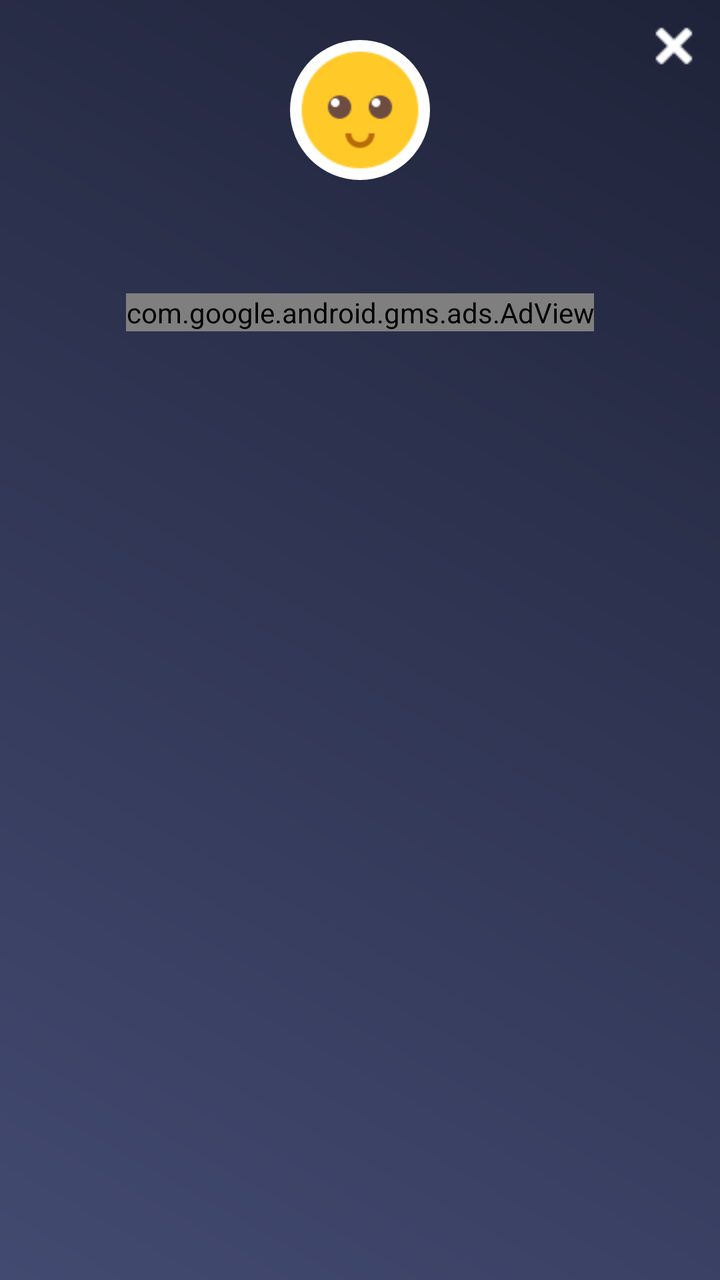
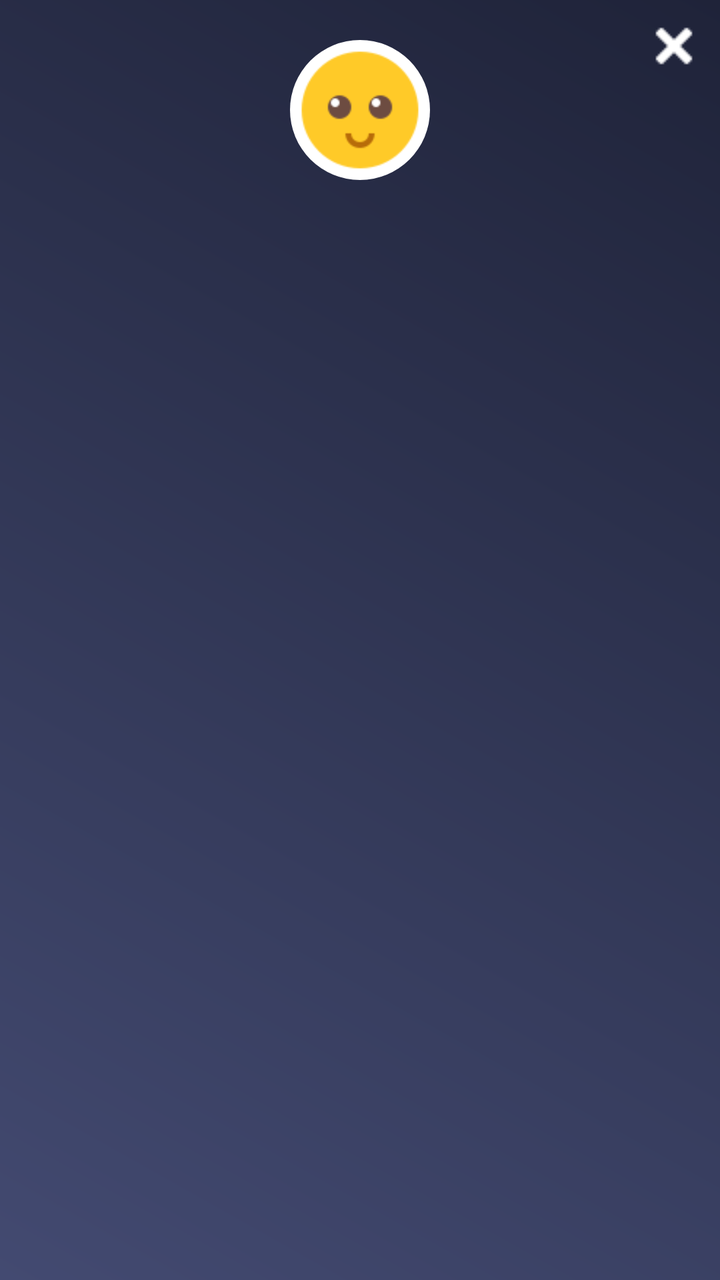

Before-and-after screenshots of an Android layout around one commit, followed by the original layout XML and the change that was made.
<!-- AndroidManifest.xml: application theme AppTheme -->
<!-- res/layout/popup_children_height_prediction.xml -->
<?xml version="1.0" encoding="utf-8"?>
<RelativeLayout xmlns:android="http://schemas.android.com/apk/res/android"
    xmlns:aapt="http://schemas.android.com/aapt"
    xmlns:app="http://schemas.android.com/apk/res-auto"
    android:layout_width="280dp"
    android:layout_height="wrap_content"
    android:background="@drawable/a1_grad"
    android:orientation="vertical">

    <ImageView
        android:id="@+id/iv_close"
        android:layout_width="wrap_content"
        android:layout_height="wrap_content"
        android:layout_alignParentRight="true"
        android:layout_gravity="top|bottom|left|right|center_vertical|fill_vertical|center_horizontal|fill_horizontal|center|fill|start|end"
        android:layout_margin="5dp"
        android:padding="5dp"
        android:src="@drawable/ic_close" />

    <ImageView
        android:id="@+id/iv_imoji"
        android:layout_width="70dp"
        android:layout_height="70dp"
        android:layout_centerHorizontal="true"
        android:layout_marginTop="20dp"
        android:background="@drawable/rounded_corner_imoji"
        android:src="@drawable/imoji_default" />

    <TextView
        android:id="@+id/tv_ans_child_predicted_Height"
        android:layout_width="match_parent"
        android:layout_height="wrap_content"
        android:layout_below="@+id/iv_imoji"
        android:layout_marginLeft="10dp"
        android:layout_marginTop="10dp"
        android:layout_marginRight="10dp"
        android:layout_marginBottom="10dp"
        android:gravity="center"
        android:paddingTop="5dp"
        android:paddingBottom="10dp"
        android:textColor="@color/white"
        android:textSize="@dimen/textsize_16"
        android:textStyle="bold" />

    <include
        android:id="@+id/ad_layout"
        layout="@layout/native_ad_popup"
        android:layout_width="match_parent"
        android:layout_height="wrap_content"
        android:layout_below="@+id/tv_ans_child_predicted_Height"
        android:layout_gravity="center" />
</RelativeLayout>
<!-- res/layout/native_ad_popup.xml (included above) -->
<?xml version="1.0" encoding="utf-8"?>
<LinearLayout xmlns:android="http://schemas.android.com/apk/res/android"
    xmlns:aapt="http://schemas.android.com/aapt"
    xmlns:app="http://schemas.android.com/apk/res-auto"
    android:layout_width="match_parent"
    android:layout_height="match_parent"
    android:orientation="vertical">

    <com.google.android.gms.ads.AdView
        android:id="@+id/adView"
        android:layout_width="wrap_content"
        android:layout_height="wrap_content"
        android:layout_above="@+id/ll_footer_menu"
        android:layout_gravity="center"
        app:adSize="280x50"
        app:adUnitId="@string/banner_ad_two" />
</LinearLayout>
<!-- resources referenced by this layout -->
<resources>
  <color name="white">#ffffff</color>
  <dimen name="textsize_16">16sp</dimen>
  <!-- drawable a1_grad (drawable) -->
  <?xml version="1.0" encoding="utf-8"?>
  <shape xmlns:android="http://schemas.android.com/apk/res/android">
      <gradient
          android:angle="225"
          android:endColor="#434A71"
          android:startColor="#1F2339" />
  
  
  </shape>
  <!-- drawable ic_close: png bitmap (drawable, 258 bytes) -->
  <!-- drawable imoji_default: png bitmap (drawable, 2394 bytes) -->
  <!-- drawable rounded_corner_imoji (drawable) -->
  <?xml version="1.0" encoding="utf-8"?>
  <shape xmlns:android="http://schemas.android.com/apk/res/android"
      xmlns:aapt="http://schemas.android.com/aapt"
      xmlns:app="http://schemas.android.com/apk/res-auto"
      android:shape="rectangle">
      <solid android:color="#ffffff" />
      <stroke
          android:width="0dp"
          android:color="#06000d" />
      <padding
          android:bottom="0dp"
          android:left="0dp"
          android:right="0dp"
          android:top="0dp" />
      <corners android:radius="35dp" />
  </shape>
  <string name="banner_ad_two">ca-app-pub-2957577039807154/5214904011</string>
  <style name="AppTheme" parent="Theme.AppCompat.Light.DarkActionBar">
          
          <item name="colorPrimary">@color/colorPrimary</item>
          <item name="colorPrimaryDark">@color/colorPrimaryDark</item>
          <item name="colorAccent">@color/colorAccent</item>
      </style>
  <color name="colorPrimary">#434A71</color>
  <color name="colorPrimaryDark">#1F2339</color>
  <color name="colorAccent">#1F2339</color>
</resources>

<!-- the commit's change to res/layout/popup_children_height_prediction.xml (unified diff, before → after) -->
@@ -42,29 +42,13 @@
         android:textSize="@dimen/textsize_16"
         android:textStyle="bold" />
 
-    <include
-        android:id="@+id/ad_layout"
-        layout="@layout/native_ad_popup"
+    <LinearLayout
+        android:id="@+id/normal_ad_include"
         android:layout_width="match_parent"
         android:layout_height="wrap_content"
-        android:layout_below="@+id/tv_ans_child_predicted_Height"
-        android:layout_gravity="center" />
+        android:orientation="vertical"
+        android:gravity="center"
+        android:layout_below="@+id/tv_ans_child_predicted_Height"/>
+
+   
 </RelativeLayout>
-<!-- res/layout/native_ad_popup.xml (included above) -->
-<?xml version="1.0" encoding="utf-8"?>
-<LinearLayout xmlns:android="http://schemas.android.com/apk/res/android"
-    xmlns:aapt="http://schemas.android.com/aapt"
-    xmlns:app="http://schemas.android.com/apk/res-auto"
-    android:layout_width="match_parent"
-    android:layout_height="match_parent"
-    android:orientation="vertical">
-
-    <com.google.android.gms.ads.AdView
-        android:id="@+id/adView"
-        android:layout_width="wrap_content"
-        android:layout_height="wrap_content"
-        android:layout_above="@+id/ll_footer_menu"
-        android:layout_gravity="center"
-        app:adSize="280x50"
-        app:adUnitId="@string/banner_ad_two" />
-</LinearLayout>
<!-- resource entries referenced after the edit -->
@@ -31,7 +31,6 @@
           android:top="0dp" />
       <corners android:radius="35dp" />
   </shape>
-  <string name="banner_ad_two">ca-app-pub-2957577039807154/5214904011</string>
   <style name="AppTheme" parent="Theme.AppCompat.Light.DarkActionBar">
           
           <item name="colorPrimary">@color/colorPrimary</item>
